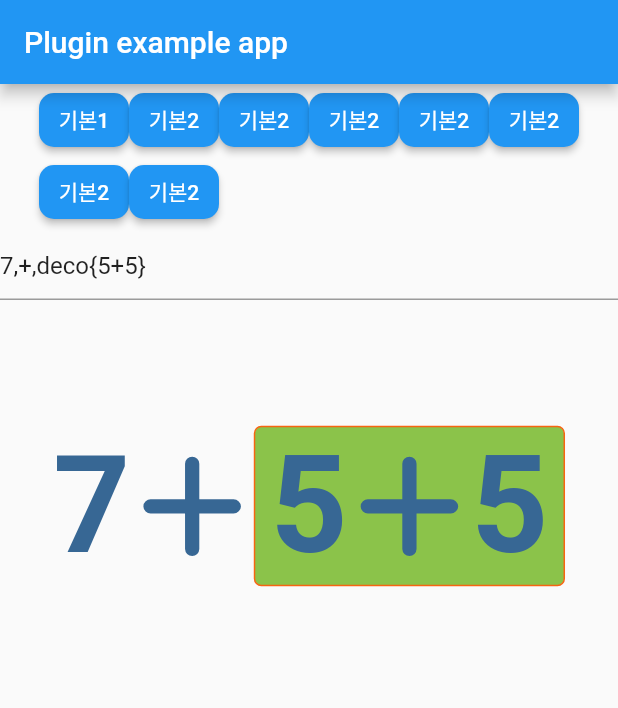
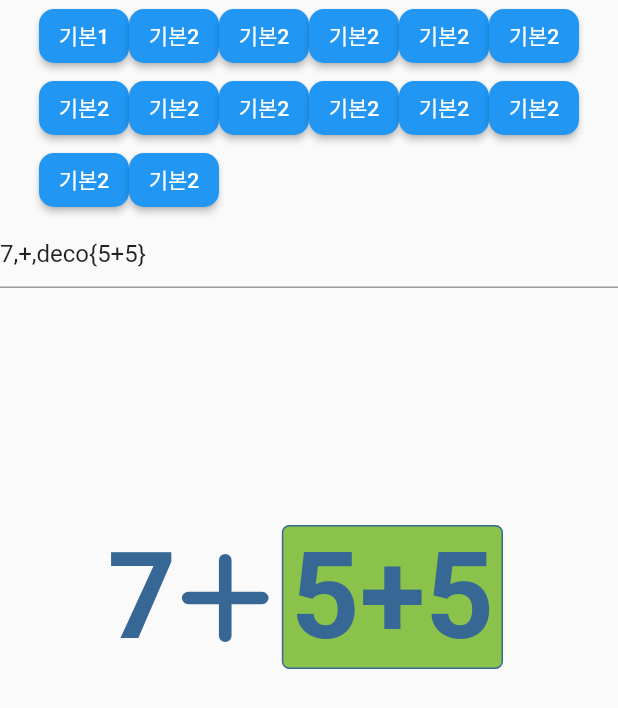
Before and after one commit to dalrise/laudyou_quiz, a Flutter app: the screen it shows after launch, on a phone screen of 412 x 824 dp. Shown: the top 708 px of the screen. Run offline on Flutter 3.47's test engine with Material 2 defaults, Android fonts, the phone set to English and light mode, and no system bars; our stand-ins replace plugin_platform_interface; missing offline and left inert: dart:html.

Commit message:
fix: 기본 세로형  작업 초안 작업

```diff
--- a/example/lib/main.dart
+++ b/example/lib/main.dart
@@ -18,31 +18,55 @@ class MyApp extends StatefulWidget {
 class Expression {
   final String name;
   final String expr;
+  String? align;
 
-  Expression(this.name, this.expr);
+  //Expression(this.name, this.expr);
+  //Expression(this.name, this.expr);
+  Expression(this.name, this.expr, this.align);
 }
 
 class _MyAppState extends State<MyApp> {
   final _controller = TextEditingController();
 
   final list = <Expression>[
-    Expression('기본1', "7,+,deco{5+5}"),
-    Expression('기본2', "deco{3},+,6,+,deco{7}"),
-    Expression('기본2', "deco{3},+,6,+,deco{7-1},+,9"),
-    Expression('기본2', "500,+,300"),
-    Expression('기본2', "7,frac{1}{6},=,frac{42+1}{6},=,frac{a}{b}"),
-    Expression('기본2', "7,frac{1}{6},circle,frac{42+1}{6}"),
-    Expression('기본2', "43,*,43,=,square{a}"),
-    Expression('기본2',
-        "34,X,43,X,34\\rightarrow,43,*,43,=,square{a}\\=,square{b},*,34\\=,square{c}"),
+    Expression('기본1', "7,+,deco{5+5}", null),
+    Expression('기본2', "deco{3},+,6,+,deco{7}", null),
+    Expression('기본2', "deco{3},+,6,+,deco{7-1},+,9", null),
+    Expression('기본2', "500,+,300", null),
+    Expression('기본2', "7,frac{1}{6},=,frac{42+1}{6},=,frac{a}{b}", null),
+    Expression('기본2', "7,frac{1}{6},circle,frac{42+1}{6}", null),
+    Expression('기본2', "43,*,43,=,square{a}", null),
+    Expression(
+        '기본2',
+        "blank,34,*,43,*,34\\rightarrow,43,*,43,=,square{a}\\=,square{b},*,34\\=,square{c}",
+        "left"),
+    Expression(
+        '기본2',
+        "21,-,3,-,3,-,3,-,3,-,3,-,3,=,0\\spacer,downarrow,spacer\\21,div,square{a},=,square{b}",
+        null),
+    // Expression('기본21',
+    //     "21,-,3,-,3,-,3,-,3,-,3,-,3,=,0\\spacer,downarrow,spacer", null),
+    Expression(
+        '기본2',
+        "spacer,32,-,6,-,6,-,6,-,6,-,6,=,2,spacer\\spacer,downarrow,spacer\\31,div,square{a},=,square{b},blank,blank,blank\\spacer,...,square{c},blank,blank,blank",
+        "right"),
+    Expression('기본2', "spacer,42\\*,spacer,24", null),
+    Expression('기본2', "53,div,7,=,square\\spacer,...,24", "right"),
+    Expression('기본2', "6,*,16,div,{84-(31+45)}", null),
+    Expression(
+        '기본2',
+        "14 의 약수\\spacer,downarrow,spacer\\\\bottomline,bottomline,bottomline,bottomline",
+        null),
   ];
 
   String _currentText = "";
+  String? _currentAlign;
 
   @override
   void initState() {
     setState(() {
       _controller.text = list[0].expr;
+      _currentAlign = list[0].align;
       _currentText = _controller.text;
     });
     super.initState();
@@ -51,10 +75,11 @@ class _MyAppState extends State<MyApp> {
   @override
   Widget build(BuildContext context) {
     return MaterialApp(
-      home: Scaffold(
-        appBar: AppBar(
-          title: const Text('Plugin example app'),
-        ),
+      home: SafeArea(
+        child: Scaffold(
+          // appBar: AppBar(
+          //   title: const Text('Plugin example app'),
+          // ),
           body: Column(
             children: [
               Wrap(
@@ -73,7 +98,10 @@ class _MyAppState extends State<MyApp> {
                       ),
                       onPressed: () {
                         _currentText = list[index].expr;
+                        _currentAlign = list[index].align;
+
                         _controller.text = list[index].expr;
+
                         setState(() {});
                       },
                       child: Center(
@@ -98,8 +126,10 @@ class _MyAppState extends State<MyApp> {
               ),
               QuizMathBasic(
                 expression: _currentText,
+                align: _currentAlign,
               ),
             ],
+          ),
         ),
       ),
     );
--- a/lib/src/digit_text.dart
+++ b/lib/src/digit_text.dart
@@ -1,5 +1,7 @@
 import 'package:flutter/cupertino.dart';
 import 'package:flutter/material.dart';
+
+import 'math/display_oper.dart';
 
 class DigitText extends StatelessWidget {
   final String text;
@@ -9,7 +11,7 @@ class DigitText extends StatelessWidget {
   final Color _color = const Color(0xFF376794);
 
   DigitText(this.text,
-      {Key? key, this.letterSpacing = 10, required this.fontSize})
+      {Key? key, this.letterSpacing = 0, required this.fontSize})
       : super(key: key);
 
   @override
--- a/lib/src/math/display_oper.dart
+++ b/lib/src/math/display_oper.dart
@@ -9,7 +9,7 @@ class DisplayOperText extends StatelessWidget {
   final Color _color = const Color(0xFF376794);
 
   DisplayOperText(this.text,
-      {Key? key, this.letterSpacing = 10, required this.fontSize})
+      {Key? key, this.letterSpacing = 0, required this.fontSize})
       : super(key: key);
 
   @override
@@ -18,51 +18,65 @@ class DisplayOperText extends StatelessWidget {
   }
 
   Widget _displayOper(String text, {required double fontSize}) {
+    IconData? icon;
+    double paddingWidth = 10.0;
+    double marginVertical = 0.0;
+    double dotPadding = 0.0;
+    int repeat = 1;
     if (text == "+") {
-      // return Icon(
-      //   CupertinoIcons.plus,
-      //   size: 60,
-      //   color: Colors.lightGreen,
-      // );
+      icon = CupertinoIcons.plus;
+    } else if (text == "-") {
+      icon = CupertinoIcons.minus;
+    } else if (text == "*") {
+      icon = CupertinoIcons.multiply;
+    } else if (text == "=") {
+      icon = CupertinoIcons.equal;
+    } else if (text == "div") {
+      icon = CupertinoIcons.divide;
+    } else if (text == "rightarrow") {
+      icon = CupertinoIcons.arrow_right;
+      fontSize -= 5; // 화살표의 사이즈가 다른 아이콘보다 크다.
+    } else if (text == "downarrow") {
+      icon = CupertinoIcons.arrow_down;
+      marginVertical = 10;
+    } else if (text == "...") {
+      icon = CupertinoIcons.circle_fill;
+      fontSize = 8;
+      repeat = 3;
+      dotPadding = 3;
+    }
+
+    if (fontSize > 15) {
+      paddingWidth = 5;
+    }
+
+    if (icon != null) {
       return Container(
-        //padding: EdgeInsets.symmetric(horizontal: 10),
+        padding: EdgeInsets.symmetric(horizontal: paddingWidth),
+        margin: EdgeInsets.symmetric(vertical: marginVertical),
+        child: Row(
+          children: List.generate(
+            repeat,
+            (index) => Padding(
+              padding: EdgeInsets.all(dotPadding),
               child: Text(
-          String.fromCharCode(CupertinoIcons.plus.codePoint),
+                String.fromCharCode(icon!.codePoint),
                 style: TextStyle(
                   inherit: false,
                   color: _color,
                   fontSize: fontSize,
                   letterSpacing: letterSpacing,
                   fontWeight: FontWeight.bold,
-            fontFamily: CupertinoIcons.plus.fontFamily,
-            package: CupertinoIcons.plus.fontPackage,
+                  fontFamily: icon.fontFamily,
+                  package: icon.fontPackage,
                 ),
               ),
-      );
-    } else if (text == "-") {
-      // return Icon(
-      //   CupertinoIcons.plus,
-      //   size: 60,
-      //   color: Colors.lightGreen,
-      // );
-      return Container(
-        // padding: const EdgeInsets.symmetric(horizontal: 10),
-        child: Text(
-          String.fromCharCode(CupertinoIcons.minus.codePoint),
-          style: TextStyle(
-            inherit: false,
-            color: _color,
-            fontSize: fontSize,
-            fontWeight: FontWeight.bold,
-            fontFamily: CupertinoIcons.minus.fontFamily,
-            package: CupertinoIcons.minus.fontPackage,
             ),
+          ).toList(),
         ),
       );
     }
-    if (text == "div") {
-      return const Icon(CupertinoIcons.divide);
-    }
-    return Text(text + "_displayOper");
+
+    return Text(text + "oper 설정 해야 함");
   }
 }
--- a/lib/src/quiz_math_basic.dart
+++ b/lib/src/quiz_math_basic.dart
@@ -4,10 +4,16 @@ import 'package:laudyou_quiz/laudyou_quiz.dart';
 
 import 'digit_text.dart';
 import 'math/display_oper.dart';
+import 'dart:math';
 
 class QuizMathBasic extends StatelessWidget {
   final String expression;
-  const QuizMathBasic({Key? key, required this.expression}) : super(key: key);
+  final String? align;
+  const QuizMathBasic({
+    Key? key,
+    required this.expression,
+    this.align,
+  }) : super(key: key);
 
   final Color _color = const Color(0xFF376794);
 
@@ -15,8 +21,11 @@ class QuizMathBasic extends StatelessWidget {
   Widget build(BuildContext context) {
     final arr = expression.split('\\');
 
+    double fontSize = _fontSize(arr);
+    print('fontSize:${fontSize}');
+
     return Container(
-      height: MediaQuery.of(context).size.height / 3,
+      height: MediaQuery.of(context).size.height / 2,
       //width: MediaQuery.of(context).size.width,
       //constraints: BoxConstraints.expand(height: 100.0),
       //color: Colors.greenAccent,
@@ -27,7 +36,7 @@ class QuizMathBasic extends StatelessWidget {
         children: List.generate(
           arr.length,
           (index) {
-            return _display(arr[index]);
+            return _display(arr[index], fontSize);
           },
         ).toList(),
       ),
@@ -43,11 +52,248 @@ class QuizMathBasic extends StatelessWidget {
     );
   }
 
-  /// +, -, /, *
+  Widget _displaySwitch(String text, double fontSize) {
+    if (text.startsWith("deco")) {
+      RegExp regexp = RegExp(r'{(.*?)}');
+      String str = regexp.firstMatch(text)?[1] ?? "";
+      return Container(
+        margin: const EdgeInsets.symmetric(horizontal: 5),
+        padding: const EdgeInsets.symmetric(horizontal: 5),
+        decoration: BoxDecoration(
+          color: Colors.lightGreen,
+          border: Border.all(color: _color),
+          borderRadius: BorderRadius.circular(5),
+        ),
+        child: Center(
+          child: Row(
+            children: List.generate(str.length, (index) {
+              return DigitText(
+                str[index],
+                fontSize: fontSize,
+              );
+            }).toList(),
+          ),
+        ),
+      );
+    } else if (text.startsWith("spacer")) {
+      return const Spacer();
+    } else if (text.startsWith("frac")) {
+      /// 분모, 분자 형식으로 되어 있어서
+      RegExp regexp = RegExp(r'{(.*?)}');
+      Iterable<Match> matches = regexp.allMatches(text);
+      final list = matches.map((m) => m[1]!).toList();
+      final maxTextLength = max(list[0].length, list[1].length);
 
-  Widget _displayIcons(String text) {
+      final width = (maxTextLength * 18.0) + fontSize - 10;
+      //print('maxTextLength:${maxTextLength},width:${width}');
+      final top = list[0];
+      final bottom = list[1];
+      return Container(
+        child: Column(
+          children: [
+            Row(
+              children: List.generate(top.length,
+                      (index) => DigitText(top[index], fontSize: fontSize))
+                  .toList(),
+            ),
+            Container(
+              height: fontSize / 10,
+              width: width,
+              decoration: BoxDecoration(
+                color: _color,
+                border: Border.all(color: _color),
+                borderRadius: BorderRadius.circular(10),
+              ),
+            ),
+            Row(
+              children: List.generate(bottom.length,
+                      (index) => DigitText(bottom[index], fontSize: fontSize))
+                  .toList(),
+            ),
+          ],
+        ),
+      );
+    } else if (text.startsWith("circle")) {
+      RegExp regexp = RegExp(r'{(.*?)}');
+      String? str = regexp.firstMatch(text)?[1];
+      return Container(
+        width: fontSize + 10,
+        height: fontSize + 10,
+        //padding: EdgeInsets.symmetric(horizontal: 10),
+        margin: const EdgeInsets.symmetric(horizontal: 10),
+        decoration: BoxDecoration(
+          border: Border.all(color: _color, width: 3),
+          borderRadius: BorderRadius.circular(50.0),
+        ),
+        child: Center(child: DigitText(str ?? "", fontSize: fontSize)),
+      );
+    } else if (text.startsWith("square")) {
+      RegExp regexp = RegExp(r'{(.*?)}');
+      String? str = regexp.firstMatch(text)?[1];
+      return Container(
+        width: fontSize + 15,
+        height: fontSize + 15,
+        margin: EdgeInsets.only(bottom: fontSize / 10),
+        decoration: BoxDecoration(
+          border: Border.all(color: _color, width: 2),
+          borderRadius: BorderRadius.circular(10),
+        ),
+        child: Center(child: DigitText(str ?? "", fontSize: fontSize)),
+      );
+    } else if (text.startsWith("blank")) {
+      RegExp regexp = RegExp(r'{(.*?)}');
+      double number = fontSize;
+      if (regexp.firstMatch(text)?[1] != null) {
+        number = double.parse(regexp.firstMatch(text)?[1] ?? '0');
+      }
+
+      return Container(
+        padding: const EdgeInsets.symmetric(horizontal: 10),
+        width: number,
+        height: number,
+        child: Text("", style: TextStyle(fontSize: fontSize)),
+      );
+    } else if (_isOperation(text)) {
+      return DisplayOperText(text, fontSize: fontSize);
+    } else if (text.startsWith("bottomline")) {
+      RegExp regexp = RegExp(r'{(.*?)}');
+      String? str = regexp.firstMatch(text)?[1];
+      double number = fontSize + 2;
+      return Container(
+        width: number,
+        height: number,
+        margin: EdgeInsets.symmetric(horizontal: 10),
+        decoration: BoxDecoration(
+          border: Border(
+            bottom: BorderSide(
+              color: _color,
+              width: 3.0,
+            ),
+          ),
+          //borderRadius: BorderRadius.circular(5),
+        ),
+        child: Center(child: Text(str ?? "")),
+      );
+    }
+
+    return Row(
+      children: List.generate(text.length, (index) {
+        return DigitText(text[index], fontSize: fontSize);
+      }),
+    );
+
+    //return DigitText(text, fontSize: fontSize);
+  }
+
+  double _fontSize(List<String> list) {
+    final itemSizeList = list.map((str) {
+      final arr = str.split(',');
+      int itemSize = 0;
+
+      itemSize = arr.map(
+        (s) {
+          if (s.startsWith("deco") || s.startsWith("frac")) {
+            // 분자와 분모중 큰 사이즈를 반환
+            RegExp regexp = RegExp(r'{(.*?)}');
+            final matches = regexp.allMatches(s);
+            final list = matches.map((m) => m[1]!).toList();
+
+            // 1 값을 더해서 폰트 사이즈를 더 적게 처리
+            if (list.length == 1) {
+              return list[0].length;
+            }
+            //return 0.0;
+            // print(list[0] +
+            //     "," +
+            //     list[1] +
+            //     "=" +
+            //     max(list[0].length + 1, list[1].length).toString());
+            return max(list[0].length, list[1].length);
+          } else if (s == "circle" || s.startsWith("square")) {
+            return 2;
+          } else if (s == "rightarrow" ||
+              s == "downarrow" ||
+              s == "bottomline" ||
+              s.startsWith("blank") ||
+              s.startsWith("spacer")) {
+            return 1;
+          }
+
+          s = s.replaceAll(RegExp(r'[{|}|(|)]'), "");
+
+          return s.length;
+        },
+      ).reduce((value, element) => value + element);
+
+      return itemSize;
+    }).toList();
+
+    int itemSizeMax = itemSizeList.reduce(max);
+
+    double fontSize = 20;
+    print('itemSizeMax:$itemSizeMax');
+    if (itemSizeMax == 4) {
+      fontSize = 90;
+    } else if (itemSizeMax == 5) {
+      fontSize = 80;
+    } else if (itemSizeMax == 7) {
+      fontSize = 60;
+    } else if (itemSizeMax == 8) {
+      fontSize = 55;
+    } else if (itemSizeMax == 9) {
+      fontSize = 45;
+    } else if (itemSizeMax == 14) {
+      fontSize = 27;
+    } else if (itemSizeMax == 15) {
+      fontSize = 25;
+    } else if (itemSizeMax > 15) {
+      fontSize = 23;
+    }
+
+    print('itemSizeMax:${itemSizeMax}, fontSize:$fontSize');
+
+    return fontSize;
+  }
+
+  Widget _display(String str, double fontSize) {
+    final arr = str.split(',');
+    return Container(
+      padding: EdgeInsets.all(8),
+      // decoration: BoxDecoration(
+      //   color: Colors.amberAccent,
+      // ),
+      child: Row(
+        mainAxisAlignment: align == "left"
+            ? MainAxisAlignment.start
+            : align == "right"
+                ? MainAxisAlignment.end
+                : MainAxisAlignment.center,
+        children: List.generate(
+          arr.length,
+          (index) {
+            final text = arr[index];
+            return _displaySwitch(text, fontSize);
+          },
+        ).toList(),
+      ),
+    );
+  }
+
+  bool _isOperation(String text) {
+    return text == "+" ||
+        text == "-" ||
+        text == "=" ||
+        text == "*" ||
+        text == "div" ||
+        text == "..." ||
+        text == "rightarrow" ||
+        text == "downarrow";
+  }
+
+  Widget _displayIcons(String text, double fontSize) {
+    //print("_displayIcons:${text}");
     if (text.startsWith("rightarrow")) {
-      return Icon(CupertinoIcons.arrow_right);
+      return Icon(CupertinoIcons.arrow_right, size: fontSize);
     }
     if (text.startsWith("downarrow")) {
       RegExp regexp = RegExp(r'{(.*?)}');
@@ -64,180 +310,4 @@ class QuizMathBasic extends StatelessWidget {
     }
     return Text(text + "_displayIcons");
   }
-
-  bool isOperation(String text) {
-    return text == "+" || text == "-" || text == "*" || text == "div";
-  }
-
-  Widget _displaySwitch(String text, double fontSize) {
-    if (isOperation(text)) {
-      return DisplayOperText(text, fontSize: fontSize);
-    } else if (text == "rightarrow" || text == "downarrow" || text == "-") {
-      return _displayIcons(text);
-    } else if (text.startsWith("deco")) {
-      RegExp regexp = RegExp(r'{(.*?)}');
-      String str = regexp.firstMatch(text)?[1] ?? "";
-      return Container(
-        margin: const EdgeInsets.symmetric(horizontal: 5),
-        padding: const EdgeInsets.symmetric(horizontal: 5),
-        decoration: BoxDecoration(
-          color: Colors.lightGreen,
-          border: Border.all(color: Color(0xFFF66512)),
-          borderRadius: BorderRadius.circular(5),
-        ),
-        child: Center(
-          child: Row(
-            children: List.generate(str.length, (index) {
-              print(str[index]);
-              if (isOperation(str[index])) {
-                return DisplayOperText(str[index], fontSize: fontSize);
-              } else {
-                return DigitText(
-                  str[index],
-                  fontSize: fontSize,
-                );
-              }
-            }).toList(),
-          ),
-        ),
-      );
-    }
-    return DigitText(text, fontSize: fontSize);
-  }
-
-  Widget _display(String str) {
-    final arr = str.split(',');
-    int itemSize = 0;
-
-    print(str);
-    RegExp regexp = RegExp(r'\d+');
-    Iterable<Match> matches = regexp.allMatches(str);
-    itemSize = matches.length;
-    // 수식 개수
-    RegExp regexpOper = RegExp(r'[\+|\-|\*]');
-    Iterable<Match> matchesOper = regexpOper.allMatches(str);
-    itemSize += matchesOper.length;
-
-    double fontSize = 30;
-    if (itemSize == 5) {
-      fontSize = 90;
-    } else if (itemSize == 9) {
-      fontSize = 50;
-    }
-
-    print('itemSize:${itemSize}, fontSize:$fontSize');
-
-    return Container(
-      // decoration: BoxDecoration(
-      //   color: Colors.amberAccent,
-      // ),
-      child: Row(
-        mainAxisAlignment: MainAxisAlignment.center,
-        children: List.generate(
-          arr.length,
-          (index) {
-            final text = arr[index];
-
-            return _displaySwitch(text, fontSize);
-
-            if (text.startsWith("spacer")) {
-              return Spacer();
-            }
-
-            if (text.startsWith("blank")) {
-              RegExp regexp = RegExp(r'{(.*?)}');
-              final number = double.parse(regexp.firstMatch(text)?[1] ?? '20');
-              return Container(
-                width: number,
-                height: number,
-              );
-            }
-
-            if (text.startsWith("circle")) {
-              RegExp regexp = RegExp(r'{(.*?)}');
-              String? str = regexp.firstMatch(text)?[1];
-              return Container(
-                width: 50,
-                height: 50,
-                decoration: BoxDecoration(
-                  border: Border.all(color: Colors.lightGreen),
-                  borderRadius: BorderRadius.circular(50),
-                ),
-                child: Center(child: Text(str ?? "")),
-              );
-            }
-
-            if (text.startsWith("bottomline")) {
-              RegExp regexp = RegExp(r'{(.*?)}');
-              String? str = regexp.firstMatch(text)?[1];
-              return Container(
-                width: 50,
-                height: 2,
-                margin: EdgeInsets.symmetric(horizontal: 10),
-                decoration: BoxDecoration(
-                  border: Border(
-                    bottom: BorderSide(
-                      //                   <--- left side
-                      color: Colors.black,
-                      width: 3.0,
-                    ),
-                  ),
-                  //borderRadius: BorderRadius.circular(5),
-                ),
-                child: Center(child: Text(str ?? "")),
-              );
-            }
-
-            if (text.startsWith("square")) {
-              RegExp regexp = RegExp(r'{(.*?)}');
-              String? str = regexp.firstMatch(text)?[1];
-              return Container(
-                width: 50,
-                height: 50,
-                decoration: BoxDecoration(
-                  border: Border.all(color: Colors.lightGreen),
-                  borderRadius: BorderRadius.circular(10),
-                ),
-                child: Center(child: Text(str ?? "")),
-              );
-            }
-
-            if (text.startsWith("frac")) {
-              /// 분모, 분자 형식으로 되어 있어서
-              RegExp regexp = RegExp(r'{(.*?)}');
-              Iterable<Match> matches = regexp.allMatches(text);
-              final list = matches.map((m) => m[1]!).toList();
-              return Container(
-                child: Column(
-                  children: [
-                    Text(list[0]),
-                    Container(
-                      height: 2,
-                      width: 30,
-                      decoration: BoxDecoration(
-                          border: Border.all(
-                        color: Colors.pink,
-                      )),
-                    ),
-                    Text(list[1]),
-                  ],
-                ),
-              );
-            }
-
-            return Text(
-              arr[index],
-              style: _textStyle(fontSize),
-            );
-          },
-        ).toList(),
-        // children: [
-        //
-        //   Text("7"),
-        //   Text("+"),
-
-        // ],
-      ),
-    );
-  }
 }
```
Also changed, not shown: 6 other files. Lines whose indentation alone changed are shown as unchanged.
